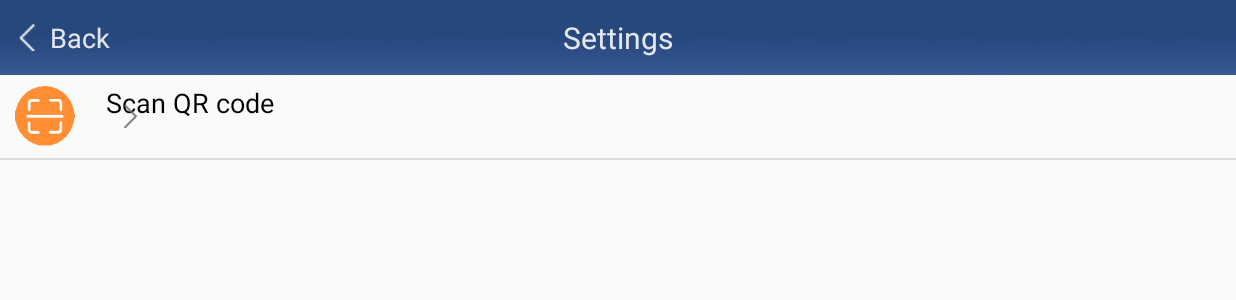
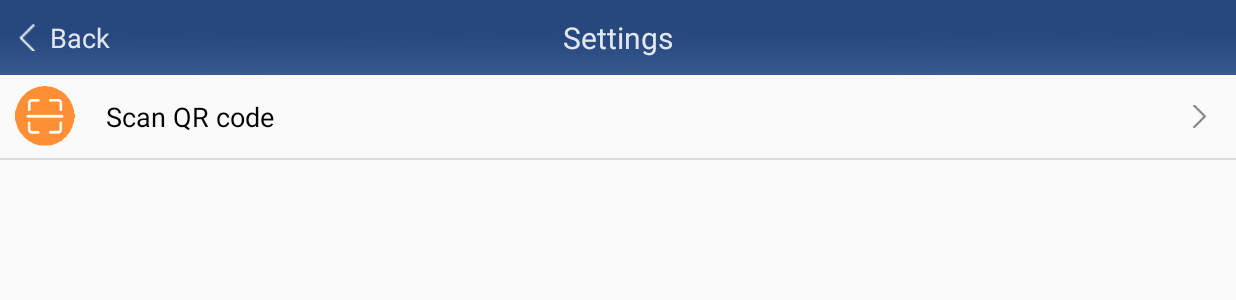
Before and after one commit to zhulantechnology/MyLauncher, an Android app: the screen it shows after launch (SettingsActivity), after a tap on "Settings", on a phone screen of 824 x 412 dp (held sideways). Shown: the top 300 px of the screen. Run offline under Robolectric (Android 15) with nearby library versions, the phone set to English and light mode, and no system bars; libraries missing offline, so code that uses them is left out: .

Commit message:
resolve preference menu arrow not display issue
Signed-off-by: Jeffreywangjun <wangjunahasd@163.com>

```diff
--- a/app/src/main/res/layout/icon_preference_layout.xml
+++ b/app/src/main/res/layout/icon_preference_layout.xml
@@ -48,14 +48,14 @@
                 android:textSize="12.0sp" />
         </LinearLayout>
 
-        <LinearLayout
-            android:id="@android:id/widget_frame"
-            android:layout_width="wrap_content"
-            android:layout_height="fill_parent"
-            android:gravity="center_vertical"
-            android:orientation="vertical" />
+    </RelativeLayout>
 
-    </RelativeLayout>
+    <LinearLayout
+        android:id="@android:id/widget_frame"
+        android:layout_width="wrap_content"
+        android:layout_height="fill_parent"
+        android:gravity="center_vertical"
+        android:orientation="vertical" />
 
 
 </LinearLayout>
```
